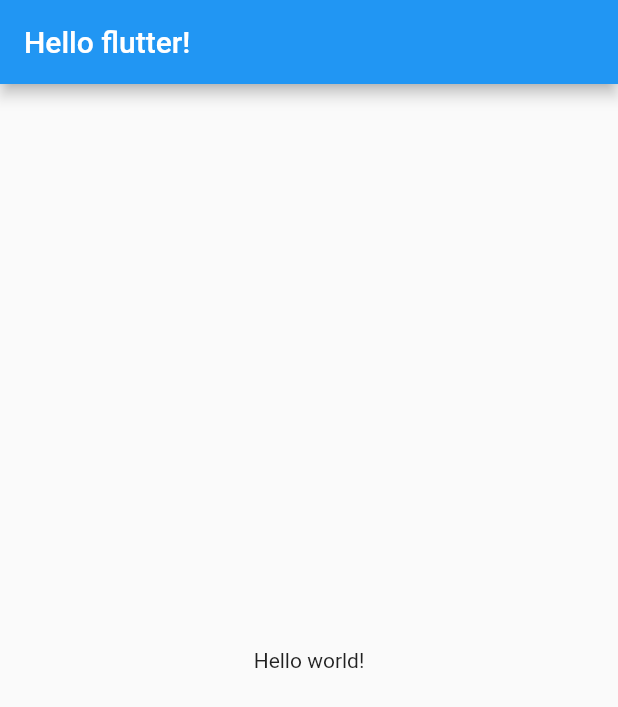
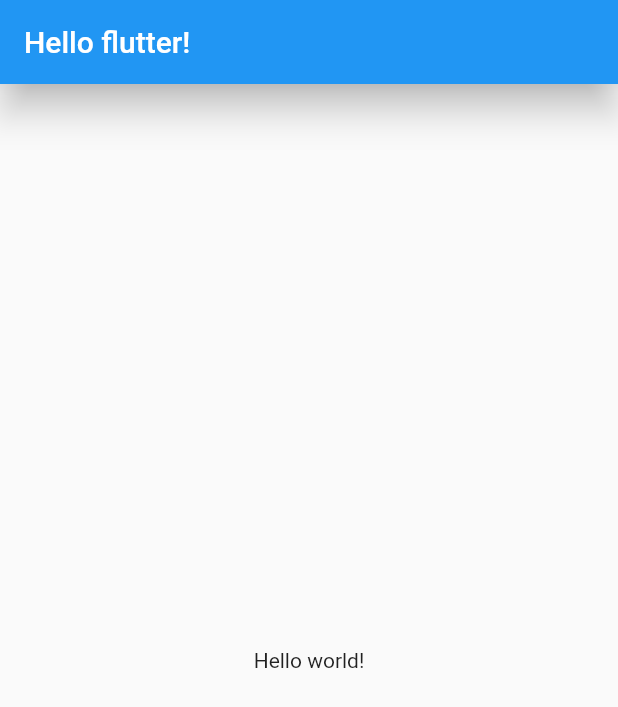
Before and after one commit to uiurihappy/toonflix, a Flutter app: the screen it shows after launch, on a phone screen of 412 x 824 dp. Shown: the top 707 px of the screen. Run offline on Flutter 3.47's test engine with Material 2 defaults, Android fonts, the phone set to English and light mode, and no system bars.

Commit message:
feat: AppBar

```diff
--- a/lib/main.dart
+++ b/lib/main.dart
@@ -17,6 +17,8 @@ class App extends StatelessWidget {
     return MaterialApp(
       home: Scaffold(
         appBar: AppBar(
+          elevation: 10, // shadow
+          centerTitle: false, // center title (default: true)
           title: Text('Hello flutter!'),
         ),
         body: Center(
```
